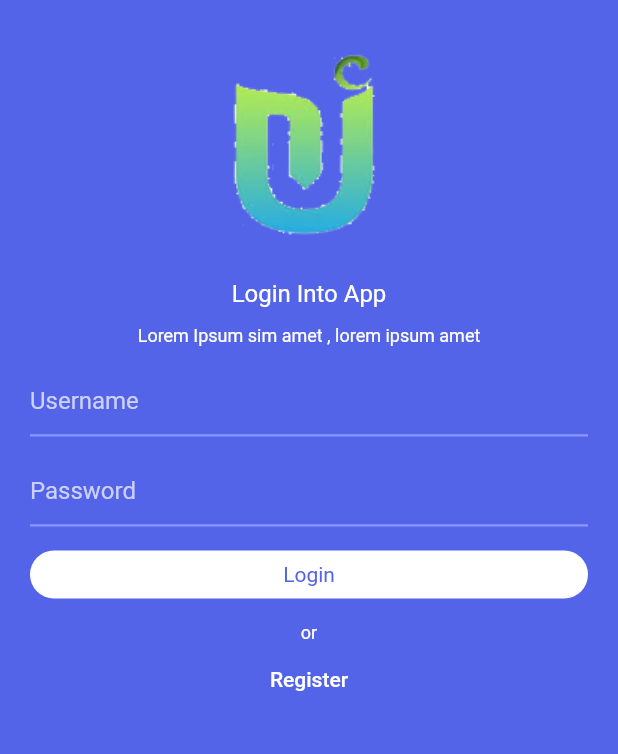
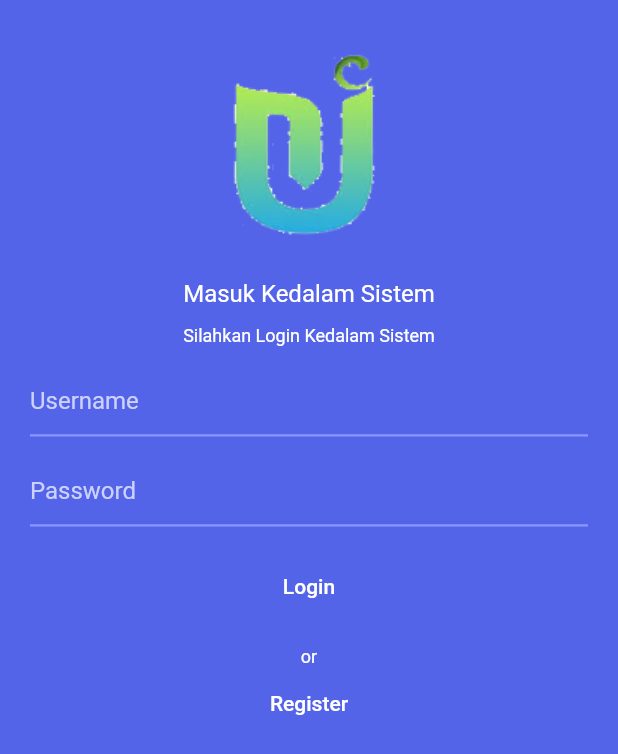
Before and after one commit to slametpolkam/login_register_udacoding, a Flutter app: the screen it shows after launch, on a phone screen of 412 x 824 dp. Shown: the top 754 px of the screen. Run offline on Flutter 3.47's test engine with Material 2 defaults, Android fonts, the phone set to English and light mode, and no system bars; our stand-ins replace shared_preferences.

Commit message:
Perubahan Untuk Tugas Ke dua Login dengan autentifikasi admin

```diff
--- /dev/null
+++ b/lib/screens/dasboard_view.dart
@@ -0,0 +1,59 @@
+import 'package:flutter/material.dart';
+import 'package:flutter/services.dart';
+import 'package:shared_preferences/shared_preferences.dart';
+
+class Dashboard extends StatefulWidget {
+  static const routeName = "/Dashboard";
+  @override
+  _Dashboard createState() => _Dashboard();
+}
+
+class _Dashboard extends State<Dashboard> {
+  var pengguna;
+  @override
+  Widget build(BuildContext context) {
+    getFromSharedPreferences();
+    SystemChrome.setPreferredOrientations([DeviceOrientation.portraitUp]);
+
+    // return Scaffold(
+    //   backgroundColor: Colors.blue,
+    //   body: Center(
+    //       // color: ColorPalette.primaryColor,
+    //       // padding: EdgeInsets.all(20.0),
+    //       child: Text("Selamat Datang $pengguna"),
+
+    //       ),
+
+    // );
+    return MaterialApp(
+        home: Scaffold(
+      appBar: AppBar(
+        title: const Text('Selamat Datang'),
+        actions: <Widget>[
+          // action button
+          IconButton(
+            icon: Icon(
+              Icons.exit_to_app,
+              size: 30.0,
+            ),
+            onPressed: () {
+              Navigator.pushNamed(context, "/");
+            },
+          ),
+        ],
+      ),
+      body: Center(
+          child: Text(
+        "Selamat Datang $pengguna \n Pencet icon sudut kanan atas untuk keluar",
+        style: TextStyle(fontSize: 22.0),
+        textAlign: TextAlign.center,
+      )),
+    ));
+  }
+
+  getFromSharedPreferences() async {
+    SharedPreferences prefs = await SharedPreferences.getInstance();
+
+    pengguna = prefs.getString("pengguna");
+  }
+}
--- a/lib/screens/login_view.dart
+++ b/lib/screens/login_view.dart
@@ -1,7 +1,9 @@
 import 'package:flutter/material.dart';
 import 'package:login_register/constants.dart';
 import 'package:login_register/screens/register_view.dart';
+import 'package:login_register/screens/dasboard_view.dart';
 import 'package:flutter/services.dart';
+import 'package:shared_preferences/shared_preferences.dart';
 
 class LoginPage extends StatelessWidget {
   @override
@@ -18,8 +20,8 @@ class LoginPage extends StatelessWidget {
                 children: <Widget>[
                   _iconLogin(),
                   _titleDescription(),
-                  _textField(),
-                  _buildButton(context),
+                  _textField(context),
+                  // _buildButton(context),
                 ],
               ),
             ),
@@ -45,7 +47,7 @@ Widget _titleDescription() {
         padding: EdgeInsets.only(top: 16.0),
       ),
       Text(
-        "Login Into App",
+        "Masuk Kedalam Sistem",
         style: TextStyle(
           color: Colors.white,
           fontSize: 16.0,
@@ -55,7 +57,7 @@ Widget _titleDescription() {
         padding: EdgeInsets.only(top: 12.0),
       ),
       Text(
-        "Lorem Ipsum sim amet , lorem ipsum amet",
+        "Silahkan Login Kedalam Sistem",
         style: TextStyle(
           fontSize: 12.0,
           color: Colors.white,
@@ -66,13 +68,24 @@ Widget _titleDescription() {
   );
 }
 
-Widget _textField() {
+Widget _textField(BuildContext context) {
+  final _usernameController = TextEditingController();
+  final _passwordController = TextEditingController();
+  // Future<SharedPreferences> _prefs = SharedPreferences.getInstance();
+  var pengguna;
+  void setIntoSharedPreferences() async {
+    SharedPreferences prefs = await SharedPreferences.getInstance();
+
+    await prefs.setString("pengguna", pengguna);
+  }
+
   return Column(
     children: <Widget>[
       Padding(
         padding: EdgeInsets.only(top: 12.0),
       ),
       TextFormField(
+        controller: _usernameController,
         decoration: const InputDecoration(
           border: UnderlineInputBorder(),
           enabledBorder: UnderlineInputBorder(
@@ -97,6 +110,7 @@ Widget _textField() {
         padding: EdgeInsets.only(top: 12.0),
       ),
       TextFormField(
+        controller: _passwordController,
         decoration: const InputDecoration(
           border: UnderlineInputBorder(),
           enabledBorder: UnderlineInputBorder(
@@ -118,30 +132,39 @@ Widget _textField() {
         obscureText: true,
         autofocus: false,
       ),
-    ],
-  );
-}
-
-Widget _buildButton(BuildContext) {
-  return Column(
-    children: <Widget>[
       Padding(
         padding: EdgeInsets.only(top: 16.0),
       ),
-      InkWell(
-        child: Container(
-          padding: EdgeInsets.symmetric(vertical: 8.0),
-          width: double.infinity,
-          child: Text(
-            'Login',
-            style: TextStyle(color: ColorPalette.primaryColor),
-            textAlign: TextAlign.center,
-          ),
-          decoration: BoxDecoration(
-            color: Colors.white,
-            borderRadius: BorderRadius.circular(30.0),
-          ),
+      FlatButton(
+        child: Text(
+          'Login',
+          style: TextStyle(color: Colors.white),
         ),
+        // ignore: missing_return
+        onPressed: () {
+          pengguna = _usernameController
+              .text; //Mengisi variabel pengguna dengan inputan pengguna
+          if (_usernameController.text.trim() == "admin" &&
+              _passwordController.text.trim() == "admin") {
+            setIntoSharedPreferences(); //memanggil method setIntoSharedPreferences
+            Navigator.push(
+              context,
+              MaterialPageRoute(builder: (context) => Dashboard()),
+            );
+          } else {
+            /**
+             * Membuat Alert jika gagal login
+             */
+            return showDialog(
+              context: context,
+              builder: (context) {
+                return AlertDialog(
+                  content: Text("Login Gagal " + pengguna),
+                );
+              },
+            );
+          }
+        },
       ),
       Padding(
         padding: EdgeInsets.only(top: 16.0),
@@ -159,7 +182,7 @@ Widget _buildButton(BuildContext) {
           style: TextStyle(color: Colors.white),
         ),
         onPressed: () {
-          Navigator.pushNamed(BuildContext, RegisterPage.routeName);
+          Navigator.pushNamed(context, RegisterPage.routeName);
         },
       ),
     ],
--- a/pubspec.yaml
+++ b/pubspec.yaml
@@ -23,6 +23,7 @@ environment:
 dependencies:
   flutter:
     sdk: flutter
+  shared_preferences: ^0.5.8
 
 
   # The following adds the Cupertino Icons font to your application.
```
Also changed, not shown: pubspec.lock.
